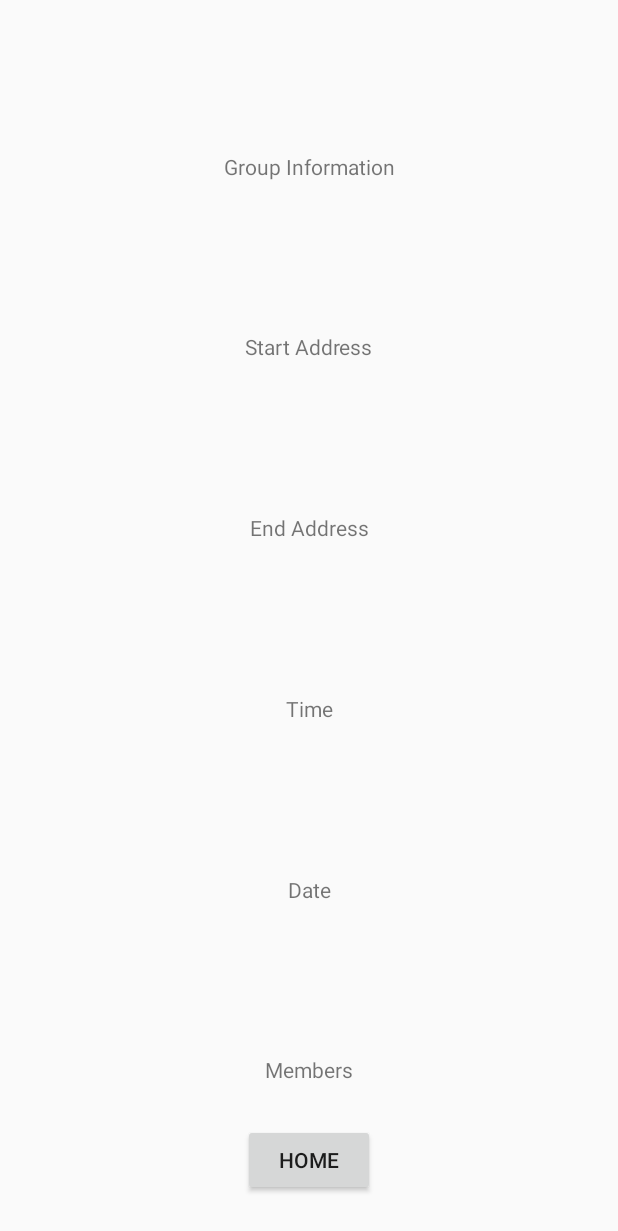
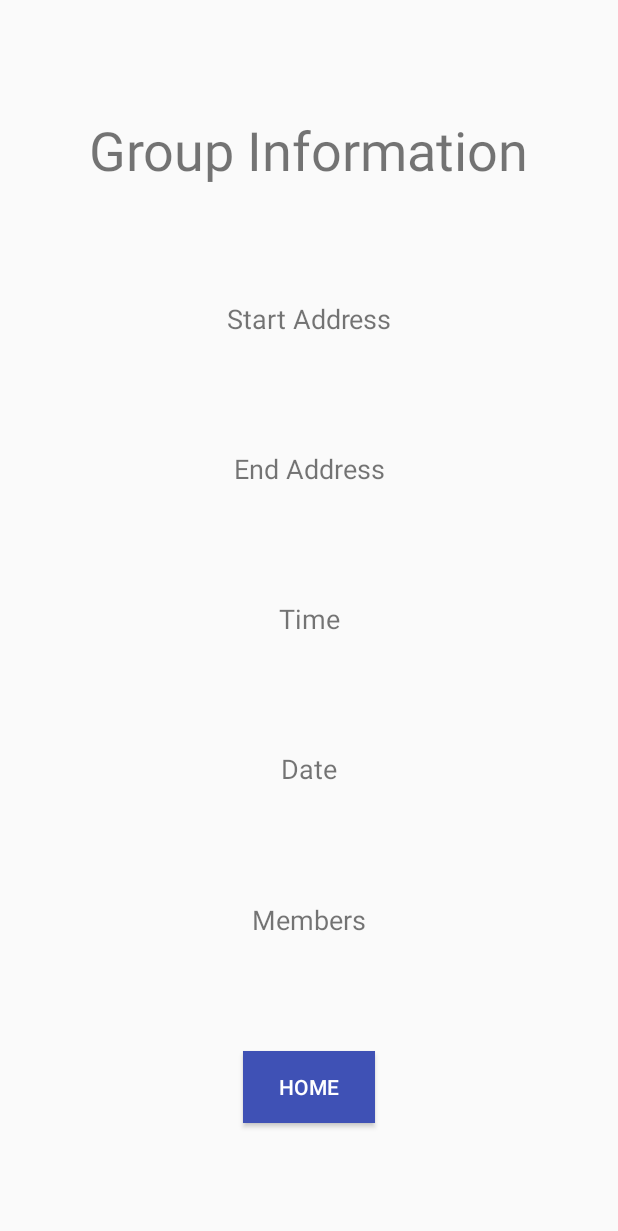
Before and after one commit to gtgrandchallengescade/WalkSafeFrontEnd, an Android app: the CheckGroupPage screen opened directly, with no data from a screen before it, on a phone screen of 412 x 824 dp. Shown: the top 1231 px of the screen. Run offline under Robolectric (Android 15) with nearby library versions, the phone set to English and light mode, and no system bars; our stand-ins replace Volley; network calls fail.

Commit message:
3rd commit

```diff
--- a/app/src/main/java/com/appdevelopment/asathiya/walksafe/CheckSentRequestPage.java
+++ b/app/src/main/java/com/appdevelopment/asathiya/walksafe/CheckSentRequestPage.java
@@ -1,6 +1,9 @@
 /**
  * Checks to see if the user has requested to join the group, requests can be accepted
  * or denied.
+ *
+ * @author Akshay Sathiya
+ * @version 1.1
  */
 
 package com.appdevelopment.asathiya.walksafe;
--- a/app/src/main/java/com/appdevelopment/asathiya/walksafe/RequestPortal.java
+++ b/app/src/main/java/com/appdevelopment/asathiya/walksafe/RequestPortal.java
@@ -1,6 +1,8 @@
 /**
  * A request portal page by which users can see their incoming requests, sent requests, and group
  * status
+ *
+ * @author Akshay Sathiya
  */
 
 package com.appdevelopment.asathiya.walksafe;
--- a/app/src/main/res/layout/activity_check_group_page.xml
+++ b/app/src/main/res/layout/activity_check_group_page.xml
@@ -11,6 +11,7 @@
         android:layout_width="wrap_content"
         android:layout_height="wrap_content"
         android:text="Group Information"
+        android:textSize="36sp"
         app:layout_constraintBottom_toTopOf="@+id/startAddress"
         app:layout_constraintEnd_toEndOf="parent"
         app:layout_constraintHorizontal_bias="0.5"
@@ -22,6 +23,7 @@
         android:layout_width="wrap_content"
         android:layout_height="wrap_content"
         android:text="Start Address"
+        android:textSize="18sp"
         app:layout_constraintBottom_toTopOf="@+id/endAddress"
         app:layout_constraintEnd_toEndOf="parent"
         app:layout_constraintHorizontal_bias="0.5"
@@ -33,6 +35,7 @@
         android:layout_width="wrap_content"
         android:layout_height="wrap_content"
         android:text="End Address"
+        android:textSize="18sp"
         app:layout_constraintBottom_toTopOf="@+id/time"
         app:layout_constraintEnd_toEndOf="parent"
         app:layout_constraintHorizontal_bias="0.5"
@@ -44,6 +47,7 @@
         android:layout_width="wrap_content"
         android:layout_height="wrap_content"
         android:text="Time"
+        android:textSize="18sp"
         app:layout_constraintBottom_toTopOf="@+id/date"
         app:layout_constraintEnd_toEndOf="parent"
         app:layout_constraintHorizontal_bias="0.5"
@@ -55,6 +59,7 @@
         android:layout_width="wrap_content"
         android:layout_height="wrap_content"
         android:text="Date"
+        android:textSize="18sp"
         app:layout_constraintBottom_toTopOf="@+id/members"
         app:layout_constraintEnd_toEndOf="parent"
         app:layout_constraintHorizontal_bias="0.5"
@@ -66,7 +71,8 @@
         android:layout_width="wrap_content"
         android:layout_height="wrap_content"
         android:text="Members"
-        app:layout_constraintBottom_toBottomOf="parent"
+        android:textSize="18sp"
+        app:layout_constraintBottom_toTopOf="@+id/homeButton"
         app:layout_constraintEnd_toEndOf="parent"
         app:layout_constraintHorizontal_bias="0.5"
         app:layout_constraintStart_toStartOf="parent"
@@ -76,10 +82,13 @@
         android:id="@+id/homeButton"
         android:layout_width="wrap_content"
         android:layout_height="wrap_content"
+        android:background="@color/colorPrimary"
         android:text="Home"
+        android:textColor="@android:color/background_light"
         app:layout_constraintBottom_toBottomOf="parent"
         app:layout_constraintEnd_toEndOf="parent"
         app:layout_constraintHorizontal_bias="0.5"
         app:layout_constraintStart_toStartOf="parent"
-        app:layout_constraintTop_toBottomOf="@+id/members" />
+        app:layout_constraintTop_toBottomOf="@+id/members"
+        app:layout_constraintVertical_bias="0.398" />
 </android.support.constraint.ConstraintLayout>
```
Also changed, not shown: app/src/main/java/com/appdevelopment/asathiya/walksafe/CheckGroupPage.java (+7 -0 lines), app/src/main/java/com/appdevelopment/asathiya/walksafe/CheckOutgoingRequestPage.java (+7 -0 lines).
